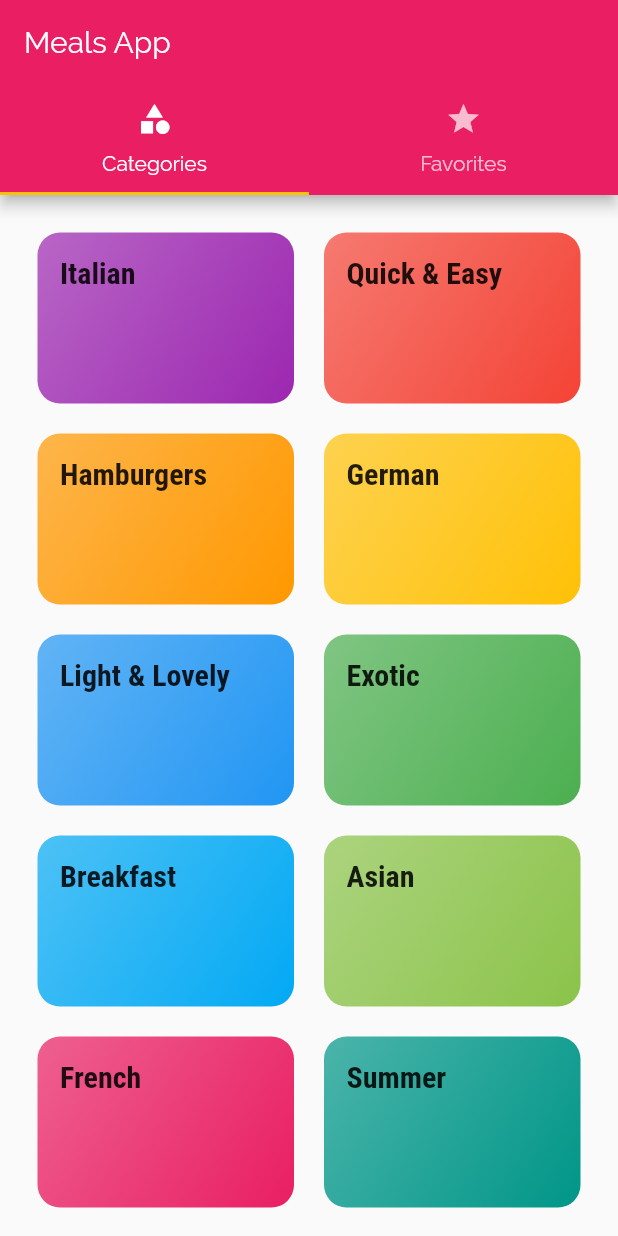
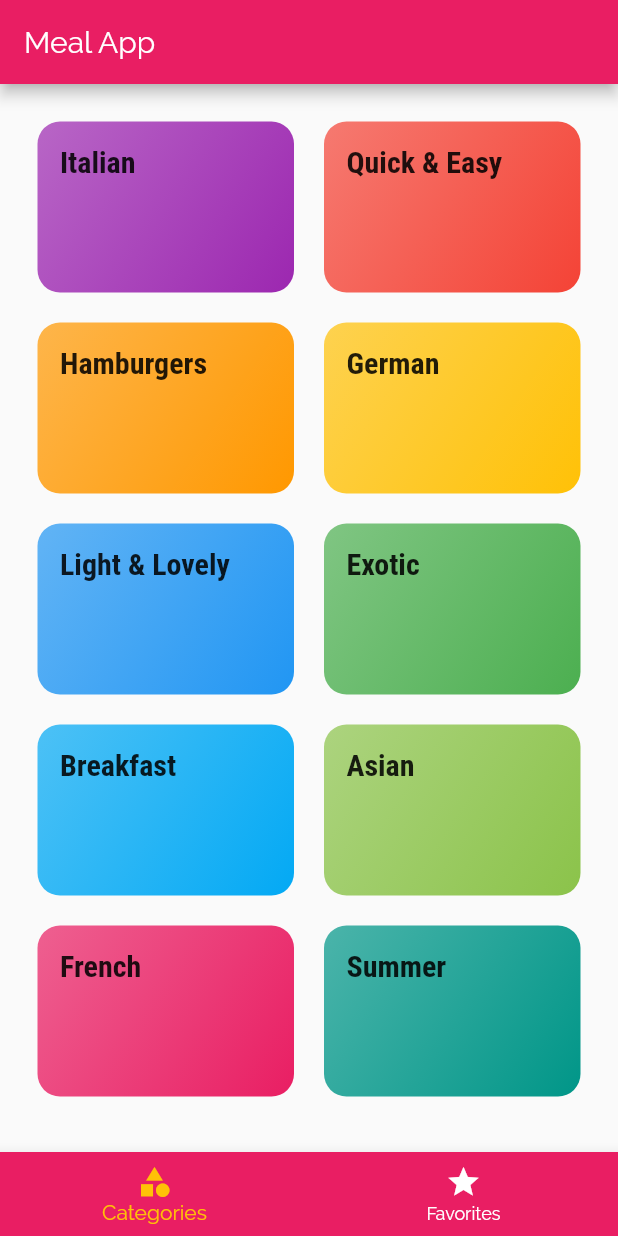
Before and after one commit to Plasmoxy/Bloomflute, a Flutter app: the screen it shows after launch, on a phone screen of 412 x 824 dp. Run offline on Flutter 3.47's test engine with Material 2 defaults, Android fonts, the phone set to English and light mode, and no system bars.

Commit message:
Update tabs_screen.dart

```diff
--- a/FlutterUdemy/meals_app/lib/screens/tabs_screen.dart
+++ b/FlutterUdemy/meals_app/lib/screens/tabs_screen.dart
@@ -8,24 +8,44 @@ class TabsScreen extends StatefulWidget {
 }
 
 class _TabsScreenState extends State<TabsScreen> {
+  final List<Widget> _pages = [
+    CategoriesScreen(),
+    FavoritesScreen(),
+  ];
+
+  final _titles = ['Meal App', 'Favorites'];
+
+  int _pageIdx = 0;
+
+  void _selectPage(int index) {
+    setState(() {
+      _pageIdx = index;
+    });
+  }
+
   @override
   Widget build(BuildContext context) {
-    return DefaultTabController(
-      length: 2,
-      child: Scaffold(
-        appBar: AppBar(
-          title: Text('Meals App'),
-          bottom: TabBar(
-            tabs: <Widget>[
-              Tab(icon: Icon(Icons.category), text: 'Categories'),
-              Tab(icon: Icon(Icons.star), text: 'Favorites'),
-            ],
+    return Scaffold(
+      appBar: AppBar(
+        title: Text(_titles[_pageIdx]),
+      ),
+      body: _pages[_pageIdx],
+      bottomNavigationBar: BottomNavigationBar(
+        onTap: _selectPage,
+        currentIndex: _pageIdx,
+        backgroundColor: Theme.of(context).primaryColor,
+        unselectedItemColor: Colors.white,
+        selectedItemColor: Theme.of(context).accentColor,
+        items: [
+          BottomNavigationBarItem(
+            icon: Icon(Icons.category),
+            title: Text('Categories'),
           ),
-        ),
-        body: TabBarView(children: <Widget>[
-          CategoriesScreen(),
-          FavoritesScreen(),
-        ]),
+          BottomNavigationBarItem(
+            icon: Icon(Icons.star),
+            title: Text('Favorites'),
+          ),
+        ],
       ),
     );
   }
```
